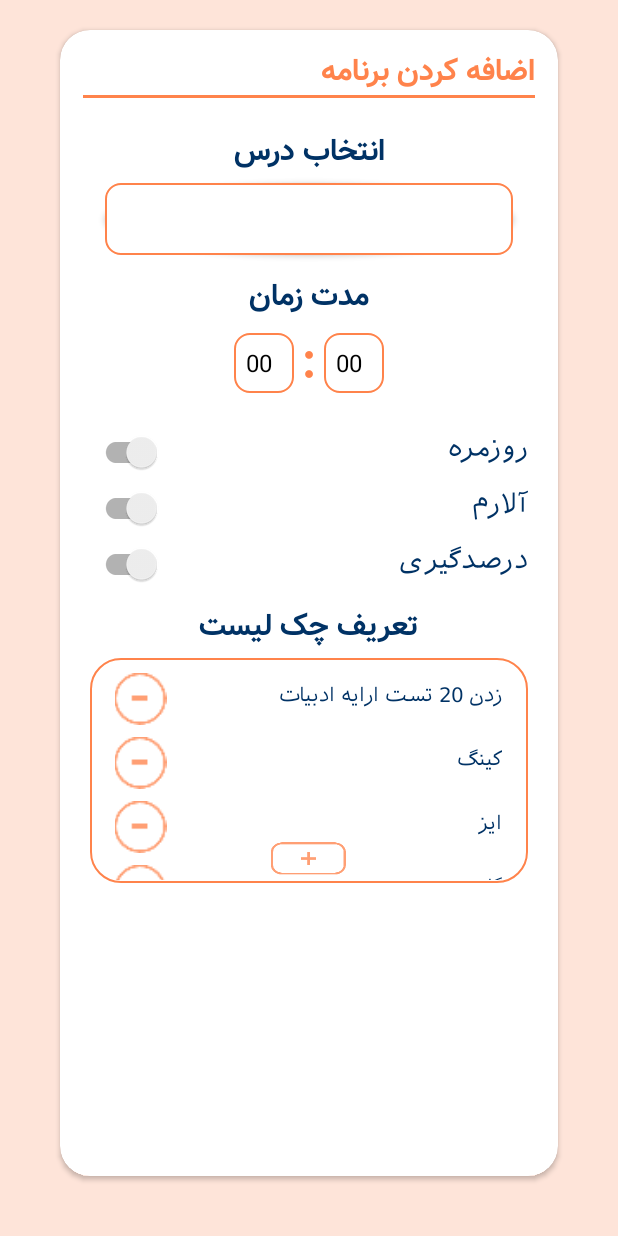
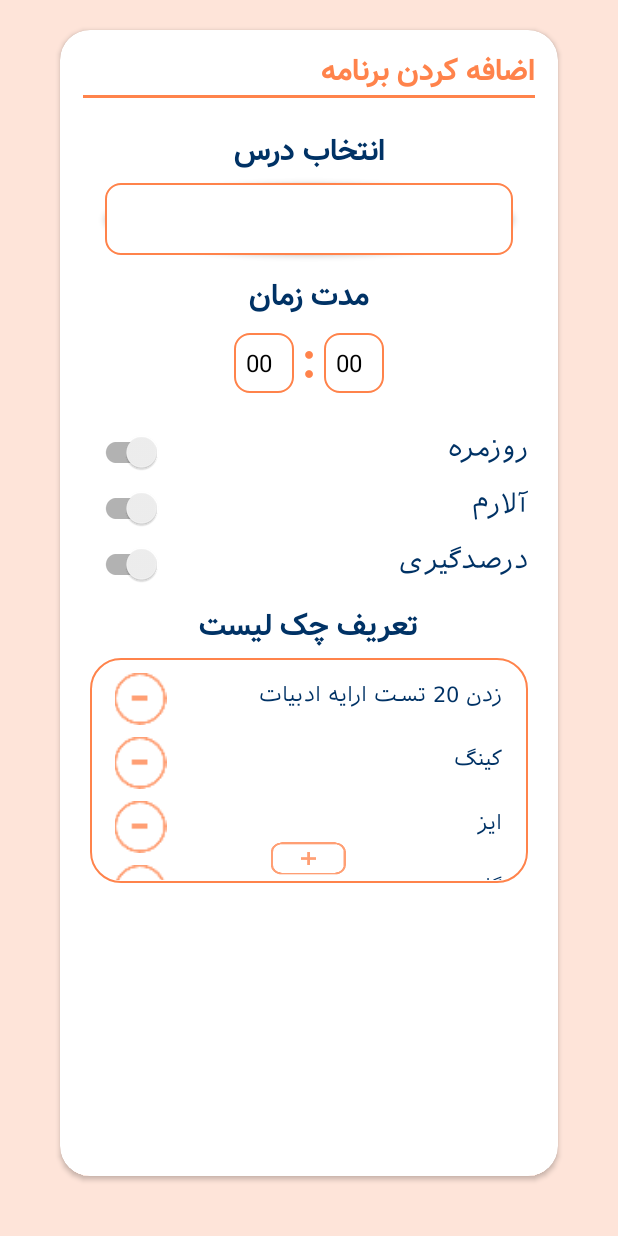
Before and after one commit to TarashGroup/TarashPlaningApp, an Android app: the AddPlanActivity screen opened directly, with no data from a screen before it, on a phone screen of 412 x 824 dp. Run offline under Robolectric (Android 15) with nearby library versions, the phone set to English and light mode, and no system bars; libraries missing offline, so code that uses them is left out: com.hanks.htextview; 8 statements that could not run were skipped.

Commit message:
check list

```diff
--- a/app/src/main/java/com/example/myclock/AddPlanActivity.java
+++ b/app/src/main/java/com/example/myclock/AddPlanActivity.java
@@ -59,7 +59,7 @@ public class AddPlanActivity extends AppCompatActivity {
         addCheckList("لایک");
         addCheckList("اند");
         addCheckList("ایز");
-        addCheckList("زدن 20 تست ارایه ادبیات");
+        addCheckList("یه ویو همیشه خالی");
     }
 
     public void addCheckList(String title) {
--- a/app/src/main/java/com/example/myclock/Views/CheckListView.java
+++ b/app/src/main/java/com/example/myclock/Views/CheckListView.java
@@ -40,7 +40,7 @@ public class CheckListView {
         TextView text = new TextView(context);
         text.setText(title);
         text.setTextColor(ContextCompat.getColor(context, R.color.colorPrimaryDark));
-        text.setTextSize(TypedValue.COMPLEX_UNIT_SP, 13);
+        text.setTextSize(TypedValue.COMPLEX_UNIT_SP, 14);
         text.setTypeface(typeface);
 
         LinearLayout.LayoutParams text_Params = new LinearLayout.LayoutParams(
```
